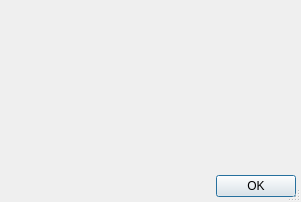
First picture: the form in widgets/modulesInfoDialog.ui, repository zpp0/wsnsim-preprocessor, before the edit.
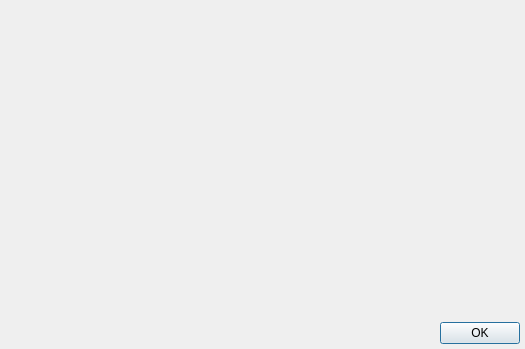
Second picture: the form after the edit.

Commit message: modulesInfoDialog has fixed sizes

Diff of the .ui file:
```diff
--- a/widgets/modulesInfoDialog.ui
+++ b/widgets/modulesInfoDialog.ui
@@ -6,15 +6,15 @@
    <rect>
     <x>0</x>
     <y>0</y>
-    <width>301</width>
-    <height>202</height>
+    <width>525</width>
+    <height>349</height>
    </rect>
   </property>
   <property name="windowTitle">
    <string>Modules Info</string>
   </property>
   <property name="sizeGripEnabled">
-   <bool>true</bool>
+   <bool>false</bool>
   </property>
   <layout class="QVBoxLayout" name="verticalLayout">
    <property name="margin">
@@ -33,8 +33,8 @@
        <rect>
         <x>0</x>
         <y>0</y>
-        <width>291</width>
-        <height>153</height>
+        <width>515</width>
+        <height>300</height>
        </rect>
       </property>
       <layout class="QGridLayout" name="gridLayout">
```
